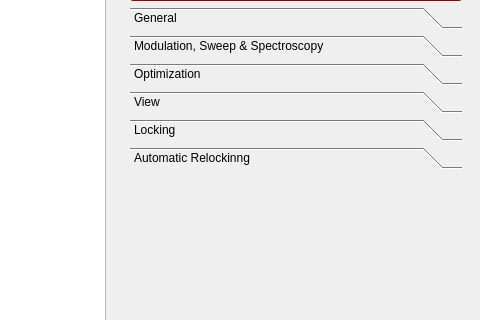
linien-org/linien, file linien/gui/ui/main_window.ui: the form before one commit; both pictures show x 800 to 1280 and y 187 to 507 of the 1280 by 800 pixel window.
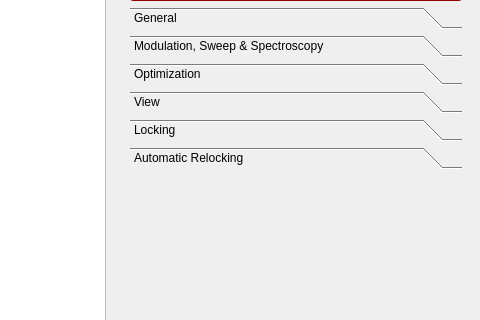
The form after the commit. Custom widgets are drawn as their Qt base class.

The edit to the form file:
```diff
--- a/linien/gui/ui/main_window.ui
+++ b/linien/gui/ui/main_window.ui
@@ -1135,7 +1135,7 @@
          </widget>
          <widget class="QWidget" name="relockingPanel">
           <attribute name="label">
-           <string>Automatic Relockinng</string>
+           <string>Automatic Relocking</string>
           </attribute>
           <widget class="RelockingPanel" name="relockingPage" native="true">
            <property name="geometry">
```
